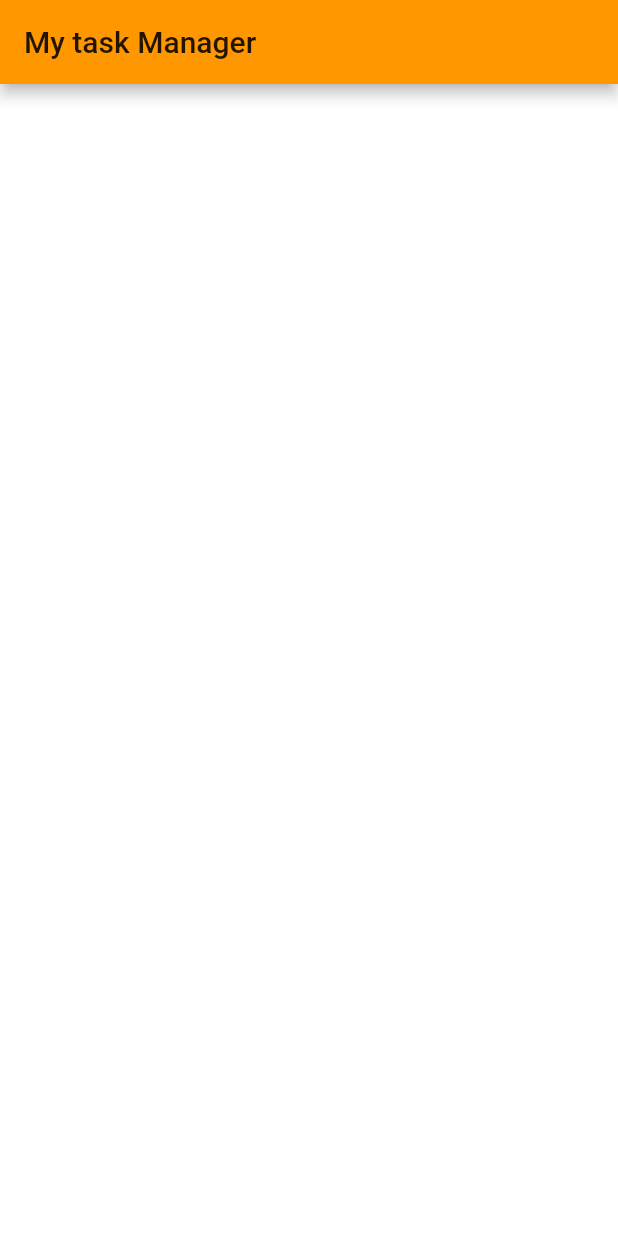
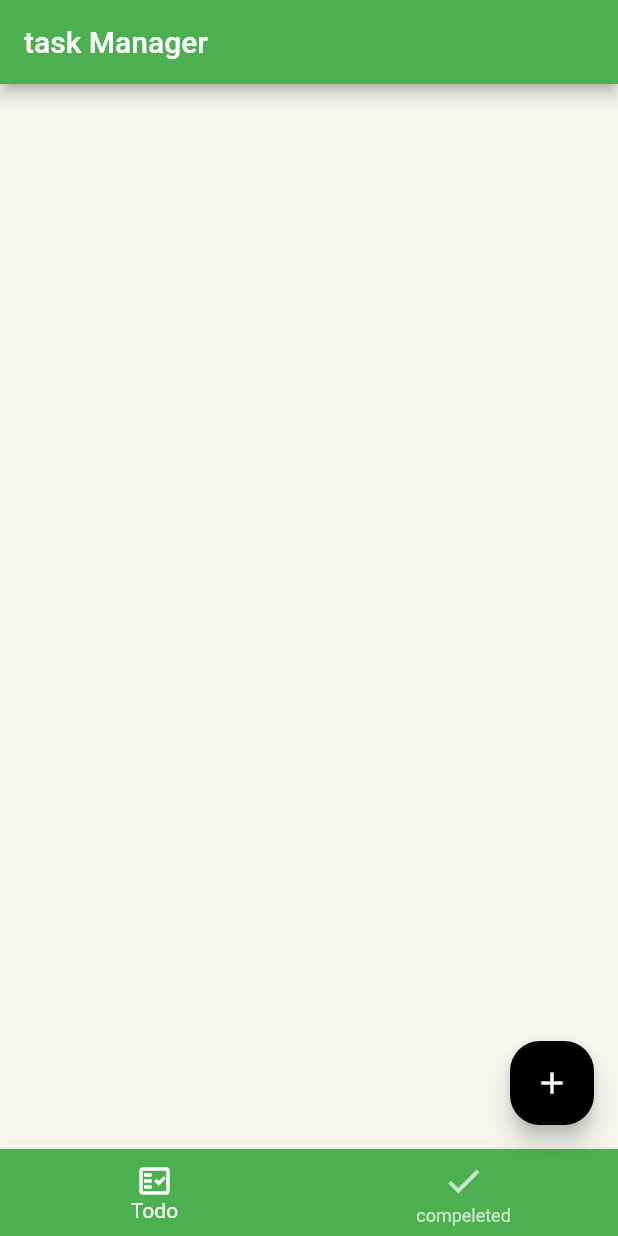
Before and after one commit to MboyaDan/Taskmanager, a Flutter app: the screen it shows after launch, on a phone screen of 412 x 824 dp. Run offline on Flutter 3.47's test engine with Material 2 defaults, Android fonts, the phone set to English and light mode, and no system bars.

Commit message:
floating action bar,dailog widget

```diff
--- /dev/null
+++ b/lib/Widget/todolist_widget.dart
@@ -0,0 +1,8 @@
+import 'package:flutter/material.dart';
+
+class TodoListWidget extends StatelessWidget {
+  @override
+  Widget build(BuildContext context) {
+    return Container();
+  }
+}
--- a/lib/main.dart
+++ b/lib/main.dart
@@ -4,15 +4,16 @@ import 'package:taskmanager/screens/HomeScreen.dart';
 void main() => runApp(MyApp());
 
 class MyApp extends StatelessWidget {
-  static final String title = "My task Manager";
+  static final String title = "task Manager";
   // This widget is the root of your application.
   @override
   Widget build(BuildContext context) {
     return MaterialApp(
-      title: 'My task manager',
+      debugShowCheckedModeBanner: false,
+      title: title,
       theme: ThemeData(
-        primarySwatch: Colors.orange,
-        scaffoldBackgroundColor: Colors.white,
+        primarySwatch: Colors.green,
+        scaffoldBackgroundColor: Color(0xFFf6f5ee),
       ),
       home: HomeScreen(),
     );
--- a/lib/screens/HomeScreen.dart
+++ b/lib/screens/HomeScreen.dart
@@ -1,5 +1,7 @@
 import 'package:flutter/material.dart';
 import 'package:taskmanager/main.dart';
+import 'package:taskmanager/Widget/TodoDialogWidget.dart';
+import 'package:taskmanager/Widget/todolist_widget.dart';
 
 class HomeScreen extends StatefulWidget {
   const HomeScreen({key}) : super(key: key);
@@ -9,10 +11,48 @@ class HomeScreen extends StatefulWidget {
 }
 
 class _HomeScreenState extends State<HomeScreen> {
+  int selectedIndex = 0;
   @override
   Widget build(BuildContext context) {
+    final tabs = [
+      TodoListWidget(),
+      Container(),
+    ];
     return Scaffold(
-      appBar: AppBar(title:Text(MyApp.title),),
+      appBar: AppBar(
+        title: Text(MyApp.title),
+      ),
+      bottomNavigationBar: BottomNavigationBar(
+        backgroundColor: Theme.of(context).primaryColor,
+        unselectedItemColor: Colors.white.withOpacity(0.7),
+        selectedItemColor: Colors.white,
+        currentIndex: selectedIndex,
+        //selects the current icon on the bottom navigation bar
+        onTap: (index) => setState(() {
+          selectedIndex = index;
+        }),
+        items: [
+          BottomNavigationBarItem(
+              icon: Icon(Icons.fact_check_outlined), label: 'Todo'),
+          BottomNavigationBarItem(
+            icon: Icon(Icons.done, size: 28),
+            label: 'compeleted',
+          )
+        ],
+      ),
+      body: tabs[selectedIndex],
+      floatingActionButton: FloatingActionButton(
+        shape: RoundedRectangleBorder(
+          borderRadius: BorderRadius.circular(20),
+        ),
+        backgroundColor: Colors.black,
+        onPressed: () => showDialog(
+          context: context,
+          builder: (BuildContext context) => AddTodoDialogWidget(),
+          barrierDismissible: false,
+        ),
+        child: Icon(Icons.add),
+      ),
     );
   }
 }
```
Also changed, not shown: lib/Widget/TodoDialogWidget.dart (added, +42 -0 lines), lib/Widget/todoform_widget.dart (added, +67 -0 lines).
